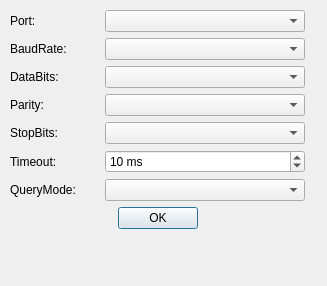
Qt form mac/examples/GasInfo/DeviceDialog.ui (Quenii/ADCEVM) before a commit.
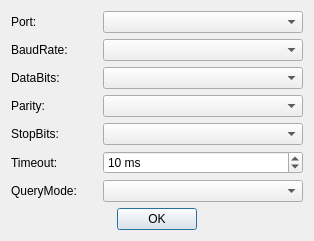
The same form after that commit.

Diff of the .ui file:
```diff
--- a/mac/examples/GasInfo/DeviceDialog.ui
+++ b/mac/examples/GasInfo/DeviceDialog.ui
@@ -6,22 +6,15 @@
    <rect>
     <x>0</x>
     <y>0</y>
-    <width>327</width>
-    <height>286</height>
+    <width>314</width>
+    <height>233</height>
    </rect>
   </property>
   <property name="windowTitle">
    <string>Zigbee Devices Setting</string>
   </property>
-  <widget class="QWidget" name="layoutWidget">
-   <property name="geometry">
-    <rect>
-     <x>10</x>
-     <y>10</y>
-     <width>295</width>
-     <height>267</height>
-    </rect>
-   </property>
+  <layout class="QGridLayout" name="gridLayout_2">
+   <item row="0" column="0">
    <layout class="QVBoxLayout" name="verticalLayout">
     <item>
      <layout class="QGridLayout" name="gridLayout">
@@ -153,7 +146,8 @@
      </spacer>
     </item>
    </layout>
-  </widget>
+   </item>
+  </layout>
  </widget>
  <resources/>
  <connections>
```
Lines whose indentation alone changed are shown as unchanged.
